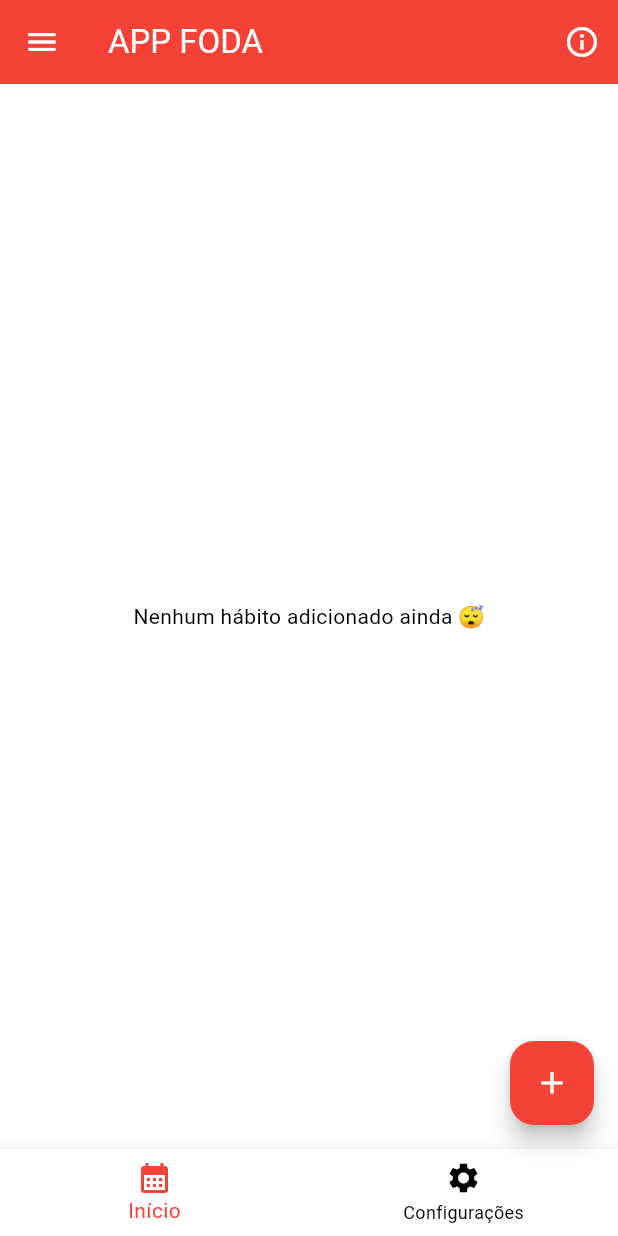
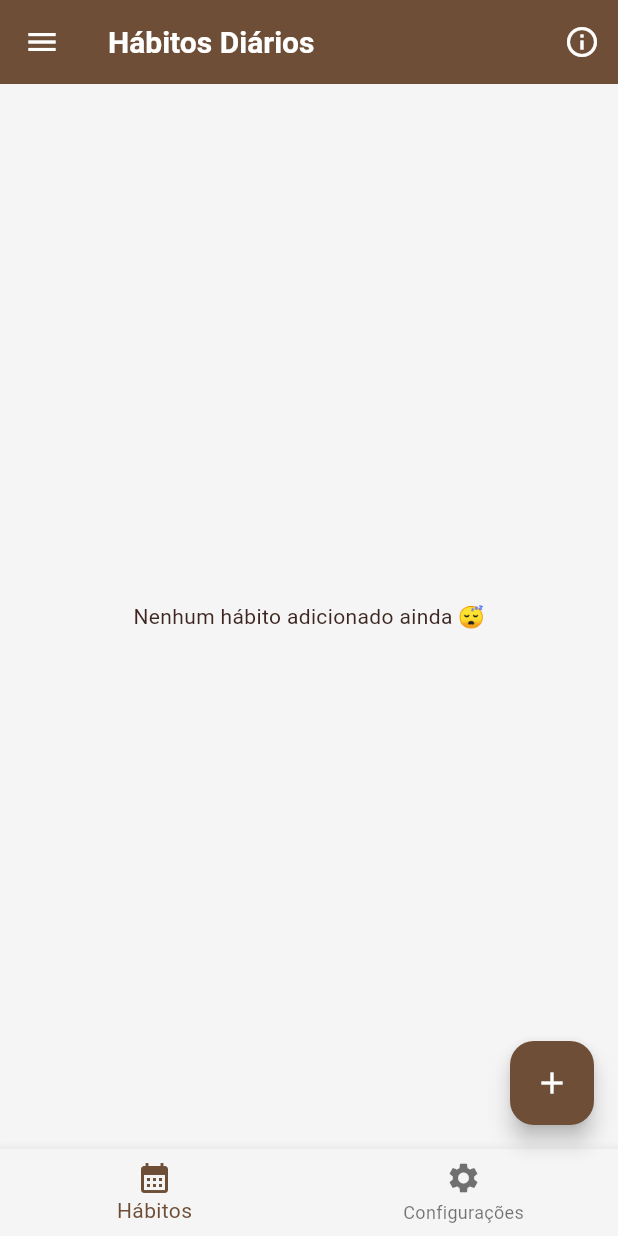
Before and after one commit to FelipeMoraisOC/trabalho_dm, a Flutter app: the screen it shows after launch, in the side drawer, after a tap on the "info outline" icon, on a phone screen of 412 x 824 dp. Run offline on Flutter 3.47's test engine with Material 3 defaults, Android fonts, the light colour scheme and no system bars.

Commit message:
Organização de arquivos e alteração cores e tema

```diff
--- /dev/null
+++ b/lib/core/app_colors.dart
@@ -0,0 +1,30 @@
+import 'package:flutter/material.dart';
+
+class AppColors {
+  // Cores principais do aplicativo (baseadas em tons terrosos e marrons)
+  static const Color primary = Color(0xFF6F4E37); // Marrom café (principal)
+  static const Color secondary = Color(
+    0xFFD7CCC8,
+  ); // Marrom claro/bege (fundo, contraste)
+  static const Color accent = Color(0xFF8D6E63); // Marrom rosado (realce)
+
+  // Cores de fundo
+  static const Color backgroundLight = Color(0xFFF5F5F5); // Cinza muito claro
+  static const Color backgroundDark = Color(0xFF3E2723); // Marrom muito escuro
+
+  // Cores de texto
+  static const Color textLight = Color(0xFF3E2723); // Texto escuro
+  static const Color textDark = Color(0xFFFFFFFF); // Texto claro
+
+  // Cores de erro e sucesso
+  static const Color error = Color(0xFFD32F2F); // Vermelho padrão Material
+  static const Color success = Color(0xFF388E3C); // Verde Material
+
+  // Botões e elementos interativos
+  static const Color buttonLight = Color(0xFFA1887F); // Marrom médio
+  static const Color buttonDark = Color(0xFF5D4037); // Marrom escuro
+
+  // Sombra e bordas
+  static const Color shadow = Color(0xFFBCAAA4); // Sombra marrom claro
+  static const Color border = Color(0xFF8D6E63); // Mesmo tom do accent
+}
--- a/lib/core/themes.dart
+++ b/lib/core/themes.dart
@@ -0,0 +1,62 @@
+import 'package:flutter/material.dart';
+import 'app_colors.dart';
+
+class AppTheme {
+  static ThemeData lightTheme = ThemeData(
+    colorScheme: ColorScheme.light(
+      primary: AppColors.primary, // ✅ Agora `colorScheme.primary` está definido
+      secondary: AppColors.secondary,
+      surface: AppColors.backgroundLight,
+      onPrimary: Colors.white, // Cor do texto sobre `primary`
+    ),
+    scaffoldBackgroundColor: AppColors.backgroundLight,
+    textTheme: TextTheme(
+      bodyLarge: TextStyle(color: AppColors.textLight),
+      bodyMedium: TextStyle(color: AppColors.textLight),
+    ),
+    appBarTheme: AppBarTheme(
+      backgroundColor: AppColors.primary,
+      iconTheme: IconThemeData(color: AppColors.textDark),
+      titleTextStyle: TextStyle(
+        color: AppColors.textDark,
+        fontSize: 20,
+        fontWeight: FontWeight.bold,
+      ),
+    ),
+    elevatedButtonTheme: ElevatedButtonThemeData(
+      style: ElevatedButton.styleFrom(
+        backgroundColor: AppColors.buttonLight,
+        foregroundColor: AppColors.textDark,
+      ),
+    ),
+  );
+
+  static ThemeData darkTheme = ThemeData(
+    colorScheme: ColorScheme.dark(
+      primary: AppColors.primary, // ✅ Define `colorScheme.primary`
+      secondary: AppColors.secondary,
+      surface: AppColors.backgroundDark,
+      onPrimary: Colors.white,
+    ),
+    scaffoldBackgroundColor: AppColors.backgroundDark,
+    textTheme: TextTheme(
+      bodyLarge: TextStyle(color: AppColors.textDark),
+      bodyMedium: TextStyle(color: AppColors.textDark),
+    ),
+    appBarTheme: AppBarTheme(
+      backgroundColor: AppColors.primary,
+      iconTheme: IconThemeData(color: AppColors.textLight),
+      titleTextStyle: TextStyle(
+        color: AppColors.textLight,
+        fontSize: 20,
+        fontWeight: FontWeight.bold,
+      ),
+    ),
+    elevatedButtonTheme: ElevatedButtonThemeData(
+      style: ElevatedButton.styleFrom(
+        backgroundColor: AppColors.buttonDark,
+        foregroundColor: AppColors.textLight,
+      ),
+    ),
+  );
+}
--- a/lib/main.dart
+++ b/lib/main.dart
@@ -1,17 +1,14 @@
 import 'package:flutter/material.dart';
-import 'package:permission_handler/permission_handler.dart';
-import 'package:flutter/services.dart';
+
+import 'package:trabalhodm/core/themes.dart';
+import 'package:trabalhodm/models/habito.dart';
+import 'package:trabalhodm/modules/habito/add_habito_dialog.dart';
+import 'package:trabalhodm/modules/home/home_screen.dart';
+import 'package:trabalhodm/widgets/app_info_dialog.dart';
+import 'package:trabalhodm/widgets/drawer_widget.dart';
 
 void main() async {
   WidgetsFlutterBinding.ensureInitialized();
-
-  // Estilo da status/navigation bar
-  SystemChrome.setSystemUIOverlayStyle(SystemUiOverlayStyle(
-    statusBarColor: Colors.red,
-    statusBarIconBrightness: Brightness.light,
-    systemNavigationBarColor: Colors.white,
-    systemNavigationBarIconBrightness: Brightness.dark,
-  ));
 
   runApp(const MyApp());
 }
@@ -23,28 +20,11 @@ class MyApp extends StatelessWidget {
   Widget build(BuildContext context) {
     return MaterialApp(
       debugShowCheckedModeBanner: false,
-      title: 'Flutter Demo',
-      theme: ThemeData(
-        primaryColor: Colors.red,
-        colorScheme: const ColorScheme.light(
-          primary: Colors.red,
-          secondary: Colors.redAccent,
-        ),
-        appBarTheme: const AppBarTheme(
-          backgroundColor: Colors.red,
-          foregroundColor: Colors.white,
-          elevation: 0,
-        ),
-        bottomNavigationBarTheme: const BottomNavigationBarThemeData(
-          selectedItemColor: Colors.red,
-          unselectedItemColor: Colors.black,
-        ),
-        floatingActionButtonTheme: const FloatingActionButtonThemeData(
-          backgroundColor: Colors.red,
-          foregroundColor: Colors.white,
-        ),
-      ),
-      home: const MyHomePage(title: 'APP FODA'),
+      title: 'Hábitos Diários',
+      theme: AppTheme.lightTheme, //Tema no arquivo core/themes.dart
+      darkTheme: AppTheme.darkTheme,
+      themeMode: ThemeMode.system,
+      home: const MyHomePage(title: 'Hábitos Diários'),
     );
   }
 }
@@ -59,223 +39,43 @@ class MyHomePage extends StatefulWidget {
 
 class _MyHomePageState extends State<MyHomePage> {
   int _indiceAtual = 0;
+  final List<Habito> _habitos = [];
   final List<Widget> _telas = [];
-  List<String> _habitos = [];
-
 
   @override
   void initState() {
     super.initState();
-    pedirPermissoes();
-    _telas.addAll([
-      telaPrincipal(),
-      configuracoes(),
-    ]);
+    _telas.addAll([HomeScreen(habitos: _habitos), configuracoes()]);
   }
 
-  Future<void> pedirPermissoes() async {
-    Map<Permission, PermissionStatus> statuses = await [
-      Permission.camera,
-      Permission.microphone,
-      Permission.storage,
-      Permission.photos,
-      Permission.videos,
-      Permission.audio,
-      Permission.location,
-      Permission.contacts,
-      Permission.sms,
-      Permission.phone,
-      Permission.calendarFullAccess,
-    ].request();
-
-    statuses.forEach((permissao, status) {
-      if (status.isGranted) {
-        print("Permissão concedida para: $permissao");
-      } else {
-        print("Permissão negada para: $permissao");
-      }
-    });
-  }
-
-  Widget telaPrincipal() {
-  if (_habitos.isEmpty) {
-    return const Center(
-      child: Text("Nenhum hábito adicionado ainda 😴"),
-    );
-  }
-
-  return ListView.builder(
-    padding: const EdgeInsets.all(8),
-    itemCount: _habitos.length,
-    itemBuilder: (context, index) {
-      return Card(
-        shape: RoundedRectangleBorder(
-          borderRadius: BorderRadius.circular(16),
-        ),
-        elevation: 4,
-        margin: const EdgeInsets.symmetric(vertical: 10),
-        child: Padding(
-          padding: const EdgeInsets.all(30),
-          child: Row(
-  children: [
-    // IMAGEM LATERAL
-    ClipRRect(
-      borderRadius: BorderRadius.circular(12),
-      child: Container(
-        width: 80,
-        height: 80,
-        color: Colors.redAccent.withOpacity(0.3),
-        child: const Icon(
-          Icons.image,
-          size: 40,
-          color: Colors.redAccent,
-        ),
-      ),
-    ),
-    const SizedBox(width: 16),
-
-    // TEXTO DO HÁBITO
-    Expanded(
-      child: SizedBox(
-        height: 80, // Mesmo valor da imagem
-        child: Column(
-          mainAxisAlignment: MainAxisAlignment.center,
-          crossAxisAlignment: CrossAxisAlignment.start,
-          children: [
-            Text(
-              _habitos[index],
-              style: const TextStyle(
-                fontSize: 18,
-                fontWeight: FontWeight.bold,
-              ),
-            ),
-            const SizedBox(height: 4),
-            const Text(
-              "Criado recentemente",
-              style: TextStyle(
-                fontSize: 14,
-                color: Colors.grey,
-              ),
-            ),
-          ],
-        ),
-      ),
-    ),
-  ],
-),
-
-
-        ),
-      );
-    },
-  );
-}
-
-
-
   Widget configuracoes() {
-    return const Center(
-      child: Text("Configurações aqui 🛠️"),
-    );
-  }
-
-  void _mostrarDialogAdicionarHabito() {
-    String novoHabito = "";
-
-    showDialog(
-      context: context,
-      builder: (BuildContext context) {
-        return AlertDialog(
-          title: const Text("Adicionar Hábito"),
-          content: TextField(
-            onChanged: (value) {
-              novoHabito = value;
-            },
-            decoration: const InputDecoration(hintText: "Ex: Beber água"),
-          ),
-          actions: <Widget>[
-            TextButton(
-              child: const Text("Cancelar"),
-              onPressed: () {
-                Navigator.of(context).pop();
-              },
-            ),
-            ElevatedButton(
-  style: ElevatedButton.styleFrom(
-    backgroundColor: Colors.red,
-    foregroundColor: Colors.white,
-  ),
-  child: const Text("Adicionar"),
-  onPressed: () {
-    if (novoHabito.trim().isNotEmpty) {
-      setState(() {
-        _habitos.add(novoHabito.trim());
-      });
-    }
-    Navigator.of(context).pop();
-  },
-),
-          ],
-        );
-      },
-    );
+    return const Center(child: Text("Configurações aqui 🛠️"));
   }
 
   @override
   Widget build(BuildContext context) {
+    Future<void> mostrarDialogAdicionarHabito() async {
+      final resultado = await showDialog<Habito>(
+        context: context,
+        builder: (BuildContext context) {
+          return const AddHabitoDialog();
+        },
+      );
+
+      if (resultado != null) {
+        setState(() {
+          _habitos.add(resultado);
+        });
+      }
+    }
+
     return Scaffold(
-      appBar: AppBar(
-        title: Text(widget.title),
-        actions: [
-          IconButton(
-            icon: const Icon(Icons.info_outline),
-            onPressed: () {
-              showAboutDialog(
-                context: context,
-                applicationName: 'APP FODA',
-                applicationVersion: '1.0.0',
-                applicationIcon: const Icon(Icons.star, color: Colors.red),
-                children: const [Text('Aplicativo de controle de hábitos diários.')],
-              );
-            },
-          ),
-        ],
-      ),
-      drawer: Drawer(
-        child: ListView(
-          padding: EdgeInsets.zero,
-          children: const <Widget>[
-            DrawerHeader(
-              decoration: BoxDecoration(
-                color: Colors.red,
-              ),
-              child: Text(
-                'MENUZINHO TOP',
-                style: TextStyle(
-                  color: Colors.white,
-                  fontSize: 24,
-                ),
-              ),
-            ),
-            ListTile(
-              leading: Icon(Icons.check_circle_outline),
-              title: Text('Meus Hábitos'),
-            ),
-            ListTile(
-              leading: Icon(Icons.bar_chart),
-              title: Text('Estatísticas'),
-            ),
-            ListTile(
-              leading: Icon(Icons.info),
-              title: Text('Sobre'),
-            ),
-          ],
-        ),
-      ),
-      body: _indiceAtual == 0 ? telaPrincipal() : configuracoes(),
+      appBar: AppBar(title: Text(widget.title), actions: [AppInfoDialog()]),
+      drawer: DrawerWidget(),
+      body: _indiceAtual == 0 ? HomeScreen(habitos: _habitos) : configuracoes(),
 
       floatingActionButton: FloatingActionButton(
-        onPressed: _mostrarDialogAdicionarHabito,
+        onPressed: mostrarDialogAdicionarHabito,
         child: const Icon(Icons.add),
       ),
       bottomNavigationBar: BottomNavigationBar(
@@ -289,7 +89,7 @@ class _MyHomePageState extends State<MyHomePage> {
         items: const [
           BottomNavigationBarItem(
             icon: Icon(Icons.calendar_month),
-            label: 'Início',
+            label: 'Hábitos',
           ),
           BottomNavigationBarItem(
             icon: Icon(Icons.settings),
--- /dev/null
+++ b/lib/models/habito.dart
@@ -0,0 +1,15 @@
+import 'package:flutter/material.dart';
+
+class Habito {
+  final String nome;
+  final String descricao;
+  final TimeOfDay horario;
+  final String imagem;
+
+  Habito({
+    required this.nome,
+    required this.descricao,
+    required this.horario,
+    required this.imagem,
+  });
+}
--- /dev/null
+++ b/lib/modules/home/home_screen.dart
@@ -0,0 +1,23 @@
+import 'package:flutter/material.dart';
+import 'package:trabalhodm/models/habito.dart';
+import 'package:trabalhodm/widgets/habitos_card.dart';
+
+class HomeScreen extends StatelessWidget {
+  final List<Habito> habitos;
+  const HomeScreen({super.key, required this.habitos});
+
+  @override
+  Widget build(BuildContext context) {
+    if (habitos.isEmpty) {
+      return const Center(child: Text("Nenhum hábito adicionado ainda 😴"));
+    }
+
+    return ListView.builder(
+      padding: const EdgeInsets.all(8),
+      itemCount: habitos.length,
+      itemBuilder: (context, index) {
+        return HabitosCard(habito: habitos[index]);
+      },
+    );
+  }
+}
--- /dev/null
+++ b/lib/widgets/app_info_dialog.dart
@@ -0,0 +1,22 @@
+import 'package:flutter/material.dart';
+import 'package:trabalhodm/core/app_colors.dart';
+
+class AppInfoDialog extends StatelessWidget {
+  const AppInfoDialog({super.key});
+
+  @override
+  Widget build(BuildContext context) {
+    return IconButton(
+      icon: const Icon(Icons.info_outline),
+      onPressed: () {
+        showAboutDialog(
+          context: context,
+          applicationName: 'Hábitos Diários',
+          applicationVersion: '1.0.0',
+          applicationIcon: const Icon(Icons.star, color: AppColors.primary),
+          children: const [Text('Aplicativo de controle de hábitos diários.')],
+        );
+      },
+    );
+  }
+}
--- /dev/null
+++ b/lib/widgets/drawer_widget.dart
@@ -0,0 +1,30 @@
+import 'package:flutter/material.dart';
+import 'package:trabalhodm/core/app_colors.dart';
+
+class DrawerWidget extends StatelessWidget {
+  const DrawerWidget({super.key});
+
+  @override
+  Widget build(BuildContext context) {
+    return Drawer(
+      child: ListView(
+        padding: EdgeInsets.zero,
+        children: const <Widget>[
+          DrawerHeader(
+            decoration: BoxDecoration(color: AppColors.primary),
+            child: Text(
+              'MENUZINHO TOP',
+              style: TextStyle(color: Colors.white, fontSize: 24),
+            ),
+          ),
+          ListTile(
+            leading: Icon(Icons.check_circle_outline),
+            title: Text('Meus Hábitos'),
+          ),
+          ListTile(leading: Icon(Icons.bar_chart), title: Text('Estatísticas')),
+          ListTile(leading: Icon(Icons.info), title: Text('Sobre')),
+        ],
+      ),
+    );
+  }
+}
```
Also changed, not shown: lib/modules/habito/add_habito_dialog.dart (added, +77 -0 lines), lib/modules/splash/splash_controller.dart (added, +15 -0 lines), lib/modules/splash/splash_screen.dart (added, +71 -0 lines), lib/widgets/habitos_card.dart (added, +74 -0 lines), pubspec.yaml (+2 -6 lines), assets/images/logo-com-fundo.webp (added), lib/modules/habito/habito_screen.dart (added), 1 other file. Lines whose indentation alone changed are shown as unchanged.
